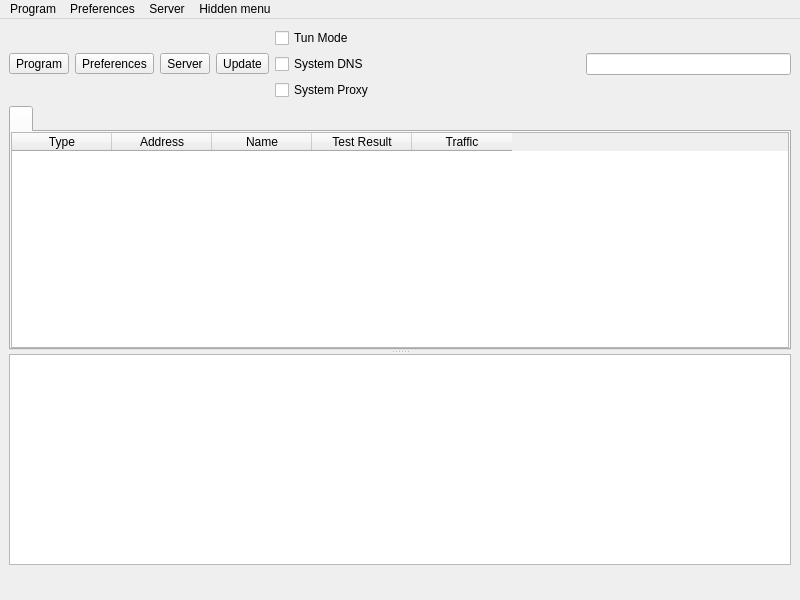
Old version of the form ui/mainwindow.ui in the repository shengmo0210/nekoray.
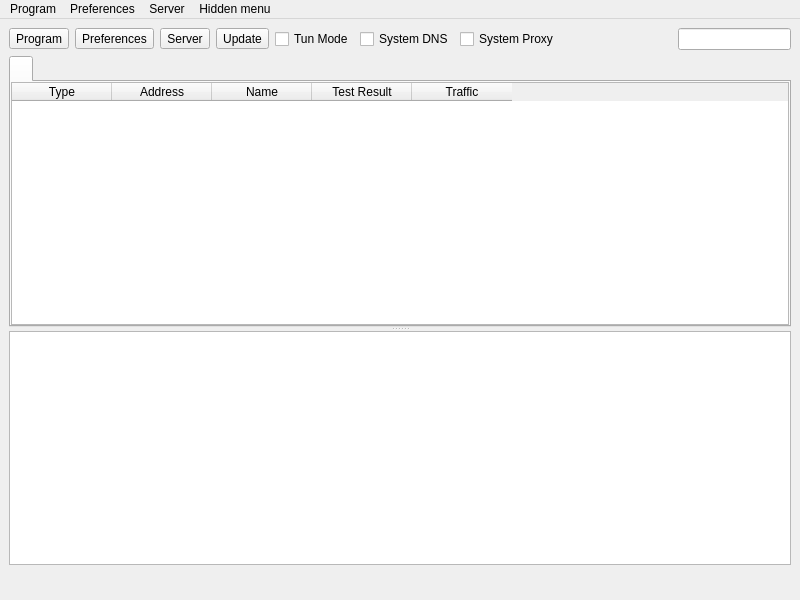
New version of the form. Icons and pictures are not drawn. Custom widgets are drawn as their Qt base class.

Commit message: modify mainwindow v to h

What changed in the file:
```diff
--- a/ui/mainwindow.ui
+++ b/ui/mainwindow.ui
@@ -112,7 +112,7 @@
        </widget>
       </item>
       <item>
-       <layout class="QVBoxLayout" name="verticalLayout_4">
+       <layout class="QHBoxLayout" name="verticalLayout_4">
         <item>
          <widget class="QCheckBox" name="checkBox_VPN">
           <property name="sizePolicy">
```
